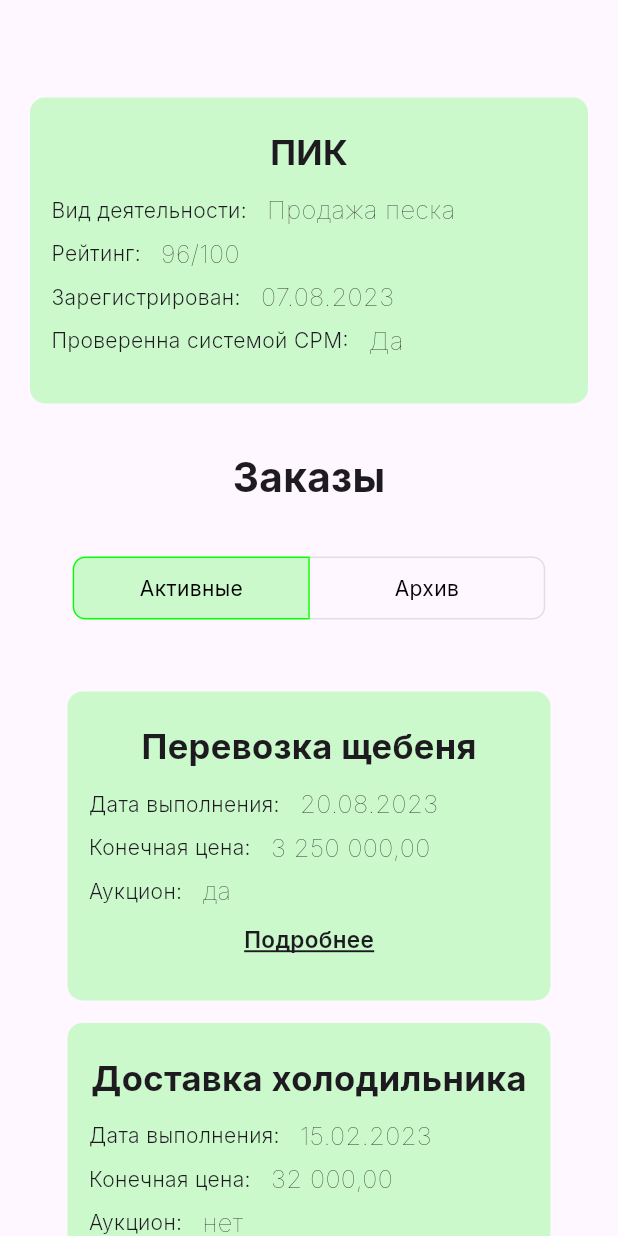
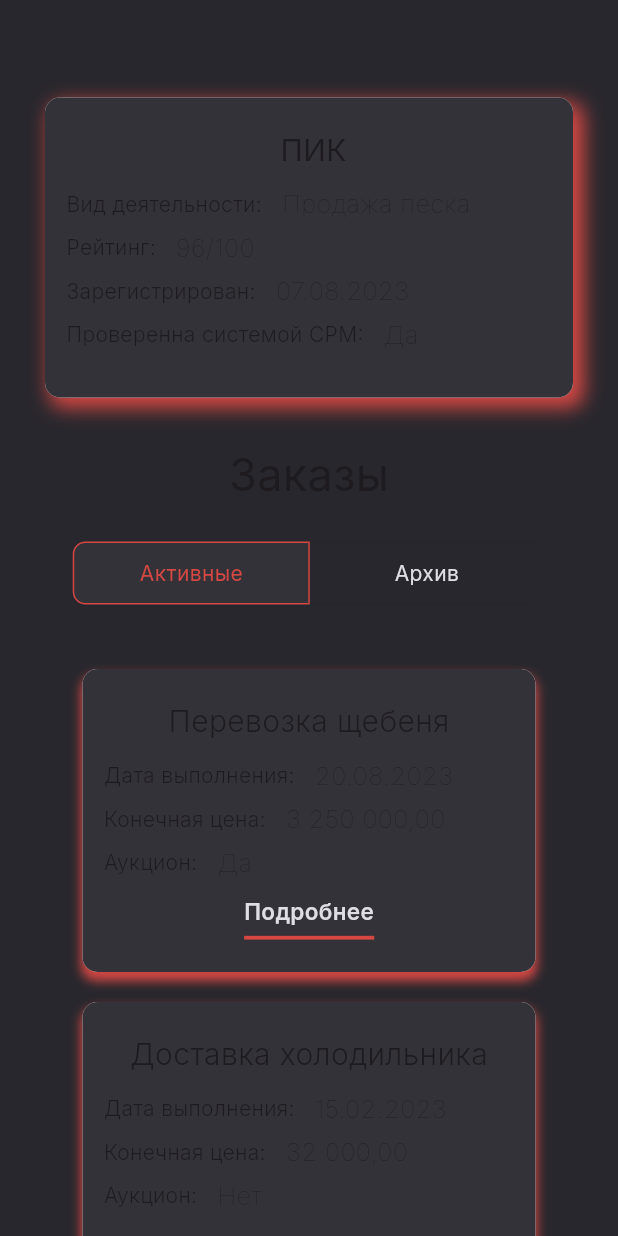
Before and after one commit to RimidalU/freight-carrier-aggregator-screens, a Flutter app: the ClientInfoScreen screen opened directly, on a phone screen of 412 x 824 dp. Run offline on Flutter 3.47's test engine with Material 2 defaults, Android fonts, the phone set to English and light mode, and no system bars; our stand-ins replace flutter_svg, google_fonts.

Commit message:
refactor: change client info screen

```diff
--- a/lib/data/client_info_screen_data.dart
+++ b/lib/data/client_info_screen_data.dart
@@ -24,4 +24,68 @@ final List<Map<String, Object>> orderFinishedInfo = [
     'client': 'ОПО "ИЛМС"',
     'isAuction': false,
   },
+  {
+    'id': "id1",
+    'name': 'Перевозка щебеня',
+    'finishedIn': DateTime.now().subtract(const Duration(days: 37)),
+    'totalPrice': 3250000,
+    'client': 'OOO "МОР"',
+    'isAuction': true,
+  },
+  {
+    'id': "id2",
+    'name': 'Доставка холодильника',
+    'finishedIn': DateTime.now().subtract(const Duration(days: 223)),
+    'totalPrice': 32000,
+    'client': 'ОПО "ИЛМС"',
+    'isAuction': false,
+  },
+  {
+    'id': "id1",
+    'name': 'Перевозка щебеня',
+    'finishedIn': DateTime.now().subtract(const Duration(days: 37)),
+    'totalPrice': 3250000,
+    'client': 'OOO "МОР"',
+    'isAuction': true,
+  },
+  {
+    'id': "id2",
+    'name': 'Доставка холодильника',
+    'finishedIn': DateTime.now().subtract(const Duration(days: 223)),
+    'totalPrice': 32000,
+    'client': 'ОПО "ИЛМС"',
+    'isAuction': false,
+  },
+  {
+    'id': "id1",
+    'name': 'Перевозка щебеня',
+    'finishedIn': DateTime.now().subtract(const Duration(days: 37)),
+    'totalPrice': 3250000,
+    'client': 'OOO "МОР"',
+    'isAuction': true,
+  },
+  {
+    'id': "id2",
+    'name': 'Доставка холодильника',
+    'finishedIn': DateTime.now().subtract(const Duration(days: 223)),
+    'totalPrice': 32000,
+    'client': 'ОПО "ИЛМС"',
+    'isAuction': false,
+  },
+  {
+    'id': "id1",
+    'name': 'Перевозка щебеня',
+    'finishedIn': DateTime.now().subtract(const Duration(days: 37)),
+    'totalPrice': 3250000,
+    'client': 'OOO "МОР"',
+    'isAuction': true,
+  },
+  {
+    'id': "id2",
+    'name': 'Доставка холодильника',
+    'finishedIn': DateTime.now().subtract(const Duration(days: 223)),
+    'totalPrice': 32000,
+    'client': 'ОПО "ИЛМС"',
+    'isAuction': false,
+  },
 ];
--- a/lib/views/client_info_screen.dart
+++ b/lib/views/client_info_screen.dart
@@ -10,6 +10,7 @@ class ClientInfoScreen extends StatelessWidget {
   @override
   Widget build(BuildContext context) {
     return Scaffold(
+      backgroundColor: const Color(0xff28272d),
       body: SingleChildScrollView(
         child: SafeArea(
           child: Container(
@@ -25,12 +26,31 @@ class ClientInfoScreen extends StatelessWidget {
                 Container(
                   decoration: BoxDecoration(
                     borderRadius: BorderRadius.circular(10),
-                    color: const Color(0xff05FF00).withOpacity(0.2),
+                    color: const Color(0xff333238),
+                    boxShadow: const [
+                      BoxShadow(
+                        color: Color(
+                          0xffd64743,
+                        ),
+                        offset: Offset(
+                          5.0,
+                          5.0,
+                        ),
+                        blurRadius: 10.0,
+                        spreadRadius: 2.0,
+                      ), //BoxShadow
+                      BoxShadow(
+                        color: Colors.white,
+                        offset: Offset(0.0, 0.0),
+                        blurRadius: 0.0,
+                        spreadRadius: 0.0,
+                      ), //BoxShadow
+                    ],
                   ),
                   margin: const EdgeInsets.only(
                     top: 15,
-                    left: 10,
-                    right: 10,
+                    left: 20,
+                    right: 20,
                   ),
                   padding:
                       const EdgeInsets.symmetric(horizontal: 10, vertical: 20),
@@ -45,12 +65,12 @@ class ClientInfoScreen extends StatelessWidget {
                   child: const Text(
                     'Заказы',
                     style: TextStyle(
-                      fontWeight: FontWeight.w700,
-                      fontSize: 27,
+                      fontWeight: FontWeight.w400,
+                      fontSize: 30,
                     ),
                   ),
                 ),
-                const SizedBox(height: 30),
+                const SizedBox(height: 20),
                 const ToggleOrders(),
                 const SizedBox(height: 30),
                 Container(
@@ -88,18 +108,24 @@ class ClientInfoFull extends StatelessWidget {
 
   @override
   Widget build(BuildContext context) {
-    return Column(
+    return Center(
+      child: Column(
+        children: [
+          Row(
+            mainAxisAlignment: MainAxisAlignment.center,
             children: [
               Container(
-          width: double.infinity,
+                // width: double.infinity,
                 alignment: Alignment.center,
                 child: Text(
-            clientInfoFull['name'].toString(),
+                  ' ${clientInfoFull['name'].toString()}',
                   style: const TextStyle(
-              fontWeight: FontWeight.w700,
-              fontSize: 23,
+                    fontWeight: FontWeight.w400,
+                    fontSize: 20,
                   ),
                 ),
+              ),
+            ],
           ),
           const SizedBox(height: 10),
           InfoRow(
@@ -127,10 +153,12 @@ class ClientInfoFull extends StatelessWidget {
           const SizedBox(height: 5),
           InfoRow(
             title: 'Проверенна системой CPM: ',
-          titleDescription: clientInfoFull['isVerified'] as bool ? 'Да' : 'Нет',
+            titleDescription:
+                clientInfoFull['isVerified'] as bool ? 'Да' : 'Нет',
           ),
           const SizedBox(height: 10),
         ],
+      ),
     );
   }
 }
@@ -151,10 +179,29 @@ class FinishedOrderItem extends StatelessWidget {
     return Container(
       decoration: BoxDecoration(
         borderRadius: BorderRadius.circular(10),
-        color: const Color(0xff05FF00).withOpacity(0.2),
+        color: const Color(0xff333238),
+        boxShadow: const [
+          BoxShadow(
+            color: Color(
+              0xffd64743,
             ),
-      margin: const EdgeInsets.only(
-        top: 15,
+            offset: Offset(
+              0.0,
+              5.0,
+            ),
+            blurRadius: 5.0,
+            spreadRadius: 1.0,
+          ), //BoxShadow
+          BoxShadow(
+            color: Colors.white,
+            offset: Offset(0.0, 0.0),
+            blurRadius: 0.0,
+            spreadRadius: 0.0,
+          ), //BoxShadow
+        ],
+      ),
+      margin: const EdgeInsets.all(
+        10,
       ),
       padding: const EdgeInsets.symmetric(horizontal: 10, vertical: 20),
       child: Column(
@@ -166,8 +213,8 @@ class FinishedOrderItem extends StatelessWidget {
             child: Text(
               orderFinishedInfo['name'] as String,
               style: const TextStyle(
-                fontWeight: FontWeight.w700,
-                fontSize: 23,
+                fontWeight: FontWeight.w300,
+                fontSize: 20,
               ),
             ),
           ),
@@ -190,10 +237,10 @@ class FinishedOrderItem extends StatelessWidget {
           InfoRow(
             title: 'Аукцион: ',
             titleDescription:
-                orderFinishedInfo['isAuction'] as bool ? 'да' : 'нет',
+                orderFinishedInfo['isAuction'] as bool ? 'Да' : 'Нет',
           ),
           const SizedBox(
-            height: 10,
+            height: 20,
           ),
           InkWell(
             onTap: onTap ?? () {},
@@ -206,12 +253,15 @@ class FinishedOrderItem extends StatelessWidget {
                   fontWeight: FontWeight.w600,
                   fontSize: 15,
                   decoration: TextDecoration.underline,
+                  decorationColor: Color(0xffd64743),
+                  decorationThickness: 2,
+                  color: Colors.transparent,
+                  shadows: [
+                    Shadow(offset: Offset(0, -10), color: Color(0xffdfdee4))
+                  ],
                 ),
               ),
             ),
-          ),
-          const SizedBox(
-            height: 10,
           ),
         ],
       ),
@@ -249,10 +299,10 @@ class _ToggleOrders extends State<ToggleOrders> {
         });
       },
       borderRadius: const BorderRadius.all(Radius.circular(8)),
-      selectedBorderColor: const Color(0xff05FF00),
-      selectedColor: const Color(0xff000000),
-      fillColor: const Color(0xff05FF00).withOpacity(0.2),
-      color: const Color(0xff000000),
+      selectedBorderColor: const Color(0xffd64743),
+      selectedColor: const Color(0xffd64743),
+      fillColor: const Color(0xff333238),
+      color: const Color(0xffdfdee4),
       constraints: BoxConstraints(
         minHeight: 40.0,
         minWidth: mediaQueryWidth / 2,
```
Lines whose indentation alone changed are shown as unchanged.
